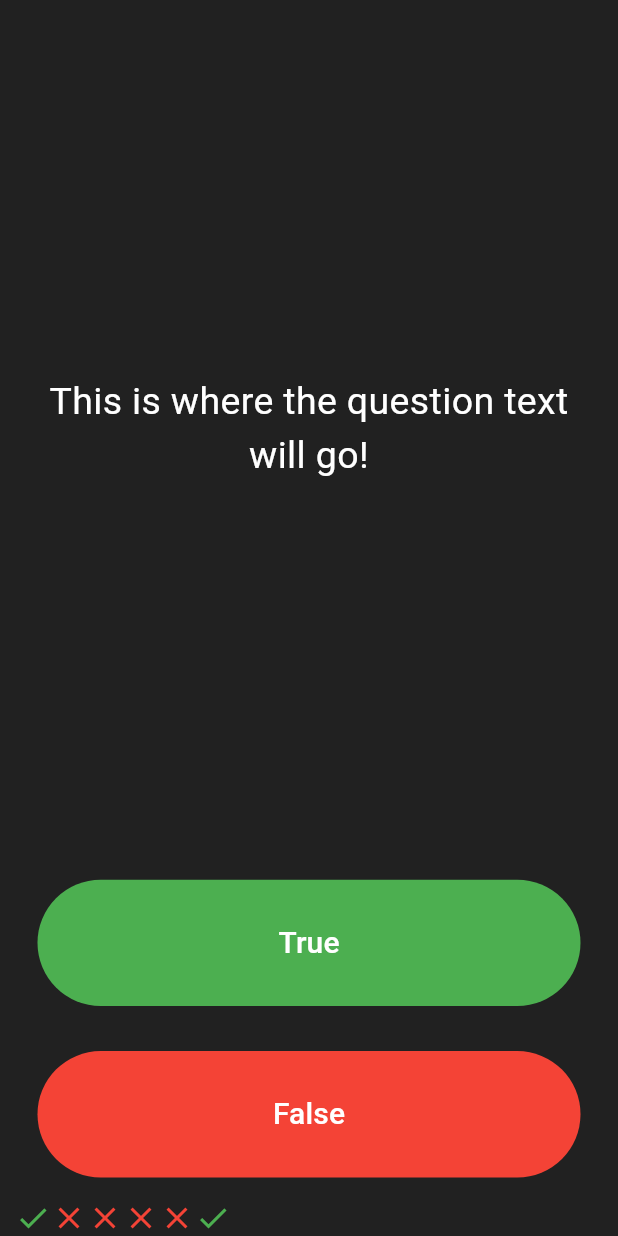
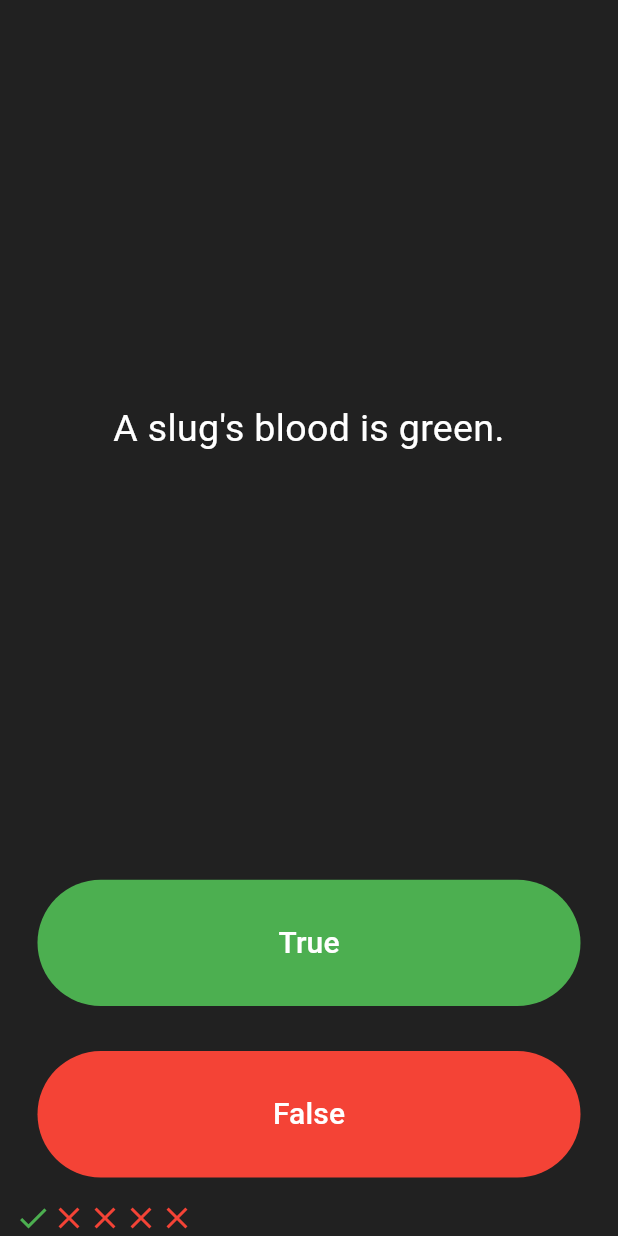
Before and after one commit to Izimartin/flutter-bootcamp, a Flutter app: the screen it shows after launch, after a tap on "True", after a tap on "False", on a phone screen of 412 x 824 dp. Run offline on Flutter 3.47's test engine with Material 3 defaults, Android fonts, the phone set to English and light mode, and no system bars; our stand-ins replace audioplayers.

Commit message:
main.dart

```diff
--- a/quizzler_lutter/lib/main.dart
+++ b/quizzler_lutter/lib/main.dart
@@ -48,6 +48,14 @@
     ),
   ];
 
+  List<String> questions = [
+    'You can lead a cow down stairs but not up stairs.',
+    'Approximately one quarter of human bones are in the feet.',
+    'A slug\'s blood is green.',
+  ];
+
+  int questionNumber = 0;
+
   @override
   Widget build(BuildContext context) {
     return Column(
@@ -60,7 +68,7 @@
             padding: EdgeInsets.all(10.0),
             child: Center(
               child: Text(
-                'This is where the question text will go!',
+                questions[questionNumber],
                 textAlign: TextAlign.center,
                 style: TextStyle(
                   fontSize: 25.0,
@@ -87,15 +95,9 @@
                 onPressed: () {
                   //The user picked true.
                   setState(() {
-                  scoreKeeper.add(
-                    Icon(
-                      Icons.check,
-                      color: Colors.green,
-                    ),
-                  );
+                    questionNumber++;
                   });
-              },
-            ),
+                }),
           ),
         ),
         Expanded(
@@ -114,6 +116,9 @@
               ),
               onPressed: () {
                 //The user picked false.
+                setState(() {
+                  questionNumber++;
+                });
               },
             ),
           ),
```
Lines whose indentation alone changed are shown as unchanged.
